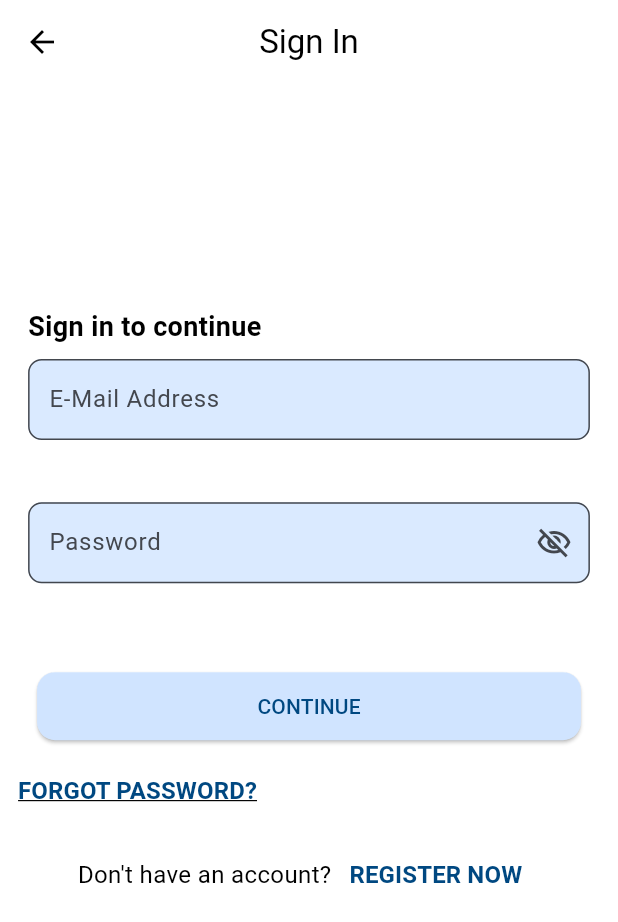
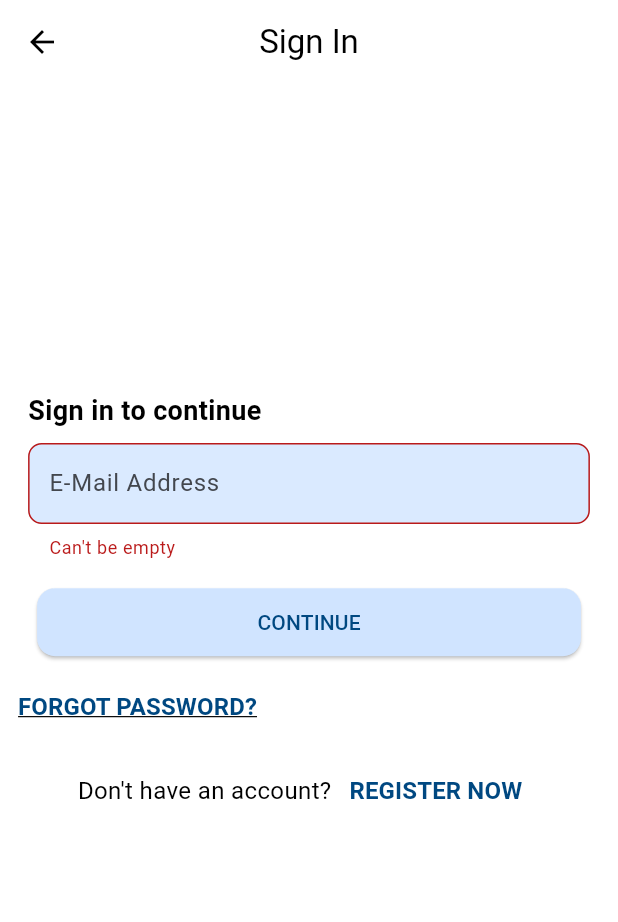
Before and after one commit to EYOGROUP/ETM, a Flutter app: the LoginPage screen opened directly, after a tap on "CONTINUE", on a phone screen of 412 x 824 dp. Shown: the top 922 px of the screen. Run offline on Flutter 3.47's test engine with Material 3 defaults, Android fonts, the phone set to English and light mode, and no system bars; our stand-ins replace calendar_date_picker2, cloud_firestore, connectivity_plus, curved_navigation_bar, dropdown_button2, firebase_auth and 11 more; missing offline and left inert: day_night_switcher; accounts and stored records are empty; generated files the repository leaves out were written again.

Commit message:
save work

```diff
--- a/lib/Navigation Pages/login_page.dart
+++ b/lib/Navigation Pages/login_page.dart
@@ -3,8 +3,10 @@ import 'package:flutter/material.dart';
 import 'package:gap/gap.dart';
 
 import 'package:flutter_gen/gen_l10n/app_localizations.dart';
+import 'package:provider/provider.dart';
 import 'package:time_management/Navigation%20Pages/register_page.dart';
 import 'package:time_management/constants.dart';
+import 'package:time_management/provider/user_provider.dart';
 
 class LoginPage extends StatefulWidget {
   const LoginPage({super.key});
@@ -18,6 +20,8 @@ class _LoginPageState extends State<LoginPage> {
   final TextEditingController _passwordController = TextEditingController();
   final _formKey = GlobalKey<FormState>();
   bool isObscurePassword = true;
+  bool isUserEmailAlreadyInFirebase = false;
+  bool? isWrongEmail;
   @override
   void dispose() {
     super.dispose();
@@ -25,9 +29,20 @@ class _LoginPageState extends State<LoginPage> {
     _passwordController.dispose();
   }
 
+  Future<void> checkUserEmail({required UserProvider userProvider}) async {
+    if (_formKey.currentState!.validate()) {
+      isUserEmailAlreadyInFirebase = await userProvider.isUserEmailInFirebase(
+          context: context, emailGet: _emailController.text);
+      if (!mounted) return;
+      isWrongEmail = !isUserEmailAlreadyInFirebase;
+      setState(() {});
+    }
+  }
+
   @override
   Widget build(BuildContext context) {
     final getLabels = AppLocalizations.of(context)!;
+    final userProvider = Provider.of<UserProvider>(context, listen: false);
     return Scaffold(
       appBar: AppBar(
         centerTitle: true,
@@ -45,6 +60,50 @@ class _LoginPageState extends State<LoginPage> {
                     mainAxisAlignment: MainAxisAlignment.center,
                     crossAxisAlignment: CrossAxisAlignment.start,
                     children: [
+                      if (isWrongEmail != null && isWrongEmail!)
+                        Center(
+                          child: Container(
+                            margin: EdgeInsets.only(bottom: 20.0),
+                            alignment: Alignment.center,
+                            width: MediaQuery.of(context).size.width * 0.96,
+                            padding: EdgeInsets.all(8.0),
+                            decoration: BoxDecoration(
+                                color: Theme.of(context)
+                                    .colorScheme
+                                    .error
+                                    .withOpacity(0.90),
+                                border: Border.all(
+                                    color: Theme.of(context)
+                                        .colorScheme
+                                        .errorContainer)),
+                            child: Column(
+                              crossAxisAlignment: CrossAxisAlignment.start,
+                              children: [
+                                Text(
+                                  getLabels.emailDoesNotExist,
+                                  style: TextStyle(
+                                      fontWeight: FontWeight.bold,
+                                      fontSize: 18.0,
+                                      color: Theme.of(context)
+                                          .colorScheme
+                                          .onError),
+                                ),
+                                Text(
+                                  getLabels.emailEntryCheck,
+                                  style: TextStyle(
+                                      fontSize: 16.0,
+                                      color: Theme.of(context)
+                                          .colorScheme
+                                          .onError),
+                                )
+                              ],
+                            ),
+                          ),
+                        ),
+                      Center(
+                        child: Column(
+                          crossAxisAlignment: CrossAxisAlignment.start,
+                          children: [
                             Center(
                               child: Column(
                                 crossAxisAlignment: CrossAxisAlignment.start,
@@ -52,9 +111,11 @@ class _LoginPageState extends State<LoginPage> {
                                   Text(
                                     getLabels.signInToContinue,
                                     style: TextStyle(
-                                  fontWeight: FontWeight.bold, fontSize: 18.0),
+                                        fontWeight: FontWeight.bold,
+                                        fontSize: 18.0),
                                   ),
-                            Gap(MediaQuery.of(context).size.height * 0.01),
+                                  Gap(MediaQuery.of(context).size.height *
+                                      0.01),
                                   TextFieldWithValidator(
                                     textType: TextInputType.emailAddress,
                                     controller: _emailController,
@@ -71,12 +132,15 @@ class _LoginPageState extends State<LoginPage> {
                                       }
                                     },
                                   ),
-                            Gap(MediaQuery.of(context).size.height * 0.02),
+                                  if (isUserEmailAlreadyInFirebase) ...{
+                                    Gap(MediaQuery.of(context).size.height *
+                                        0.02),
                                     TextFieldWithValidator(
                                       obscureText: isObscurePassword,
                                       suffixIcon: GestureDetector(
                                         onTap: () => setState(() =>
-                                    isObscurePassword = !isObscurePassword),
+                                            isObscurePassword =
+                                                !isObscurePassword),
                                         child: Icon(isObscurePassword
                                             ? Icons.visibility_off_outlined
                                             : Icons.visibility_outlined),
@@ -91,18 +155,28 @@ class _LoginPageState extends State<LoginPage> {
                                         return null;
                                       },
                                     ),
+                                  },
                                 ],
                               ),
                             ),
-                      Gap(MediaQuery.of(context).size.height * 0.04),
+                          ],
+                        ),
+                      ),
+                      Gap(MediaQuery.of(context).size.height * 0.02),
                       Center(
                         child: ElevatedButtonCreated(
-                          textWidget:
-                              Text(getLabels.continueLabel.toUpperCase()),
+                          textWidget: Text(!isUserEmailAlreadyInFirebase
+                              ? getLabels.continueLabel.toUpperCase()
+                              : getLabels.login.toUpperCase()),
                           onTap: () {
-                            FirebaseAuth.instance.signInWithEmailAndPassword(
-                                email: _emailController.text,
-                                password: _passwordController.text);
+                            if (!isUserEmailAlreadyInFirebase) {
+                              checkUserEmail(userProvider: userProvider);
+                            } else {
+                              userProvider.signInWithEmailAndPassword(
+                                  context: context,
+                                  emailGet: _emailController.text,
+                                  passwordGet: _passwordController.text);
+                            }
                           },
                         ),
                       ),
--- a/lib/Navigation Pages/pagination.dart
+++ b/lib/Navigation Pages/pagination.dart
@@ -45,6 +45,7 @@ class _PagesControllerState extends State<PagesController> {
       body: PageView(
         physics: NeverScrollableScrollPhysics(),
         controller: _pageController,
+
         // physics: const NeverScrollableScrollPhysics(),
         children: const [
           StartTimePage(),
@@ -56,7 +57,7 @@ class _PagesControllerState extends State<PagesController> {
         backgroundColor: Theme.of(context).colorScheme.primary,
         color: Theme.of(context).colorScheme.primaryContainer.withOpacity(0.78),
         items: items,
-        index: widget.indexPage ?? 0,
+        index: widget.indexPage ?? 2,
         onTap: (value) {
           _pageController.jumpToPage(value);
         },
--- a/lib/l10n/app_en.arb
+++ b/lib/l10n/app_en.arb
@@ -211,7 +211,11 @@
     "noInternetConnection":"No active internet connection.",
     "internetConnectionActive":"Internet connection active!",
     "switchToLocalCategories":"Switch to categories stored on your device.",
-    "switchToCloudCategories":"Switch to categories synced with the cloud."
+    "switchToCloudCategories":"Switch to categories synced with the cloud.",
+    "login":"Login",
+    "emailDoesNotExist":"That email address doesn't exist.",
+    "emailEntryCheck": "The email address you've entered doesn't appear to exist. Please check your entry and try again."
+
 
 
 }
--- a/lib/l10n/app_fr.arb
+++ b/lib/l10n/app_fr.arb
@@ -211,7 +211,10 @@
     "noInternetConnection":"Pas de connexion Internet active.",
     "internetConnectionActive":"Connexion Internet active !",
     "switchToLocalCategories":"Passez aux catégories enregistrées sur votre appareil",
-    "switchToCloudCategories":"Passez aux catégories synchronisées avec le cloud."
+    "switchToCloudCategories":"Passez aux catégories synchronisées avec le cloud.",
+    "login":"Connexion",
+    "emailDoesNotExist":"Cette adresse e-mail n'existe pas.",
+    "emailEntryCheck": "L'adresse e-mail que vous avez saisie ne semble pas exister. Veuillez vérifier votre saisie et réessayer."
 
 
 
--- a/lib/provider/tm_provider.dart
+++ b/lib/provider/tm_provider.dart
@@ -39,7 +39,7 @@ class TimeManagementPovider with ChangeNotifier {
     notifyListeners();
   }
 
-  void monitorInternet(BuildContext context) {
+  Future<void> monitorInternet(BuildContext context) async {
     Connectivity().onConnectivityChanged.listen(
       (List<ConnectivityResult> connectivity) async {
         bool hasInternet = await hasActiveInternet();
```
Also changed, not shown: lib/Navigation Pages/home.dart (+12 -7 lines), lib/Navigation Pages/profile/profile.dart (+6 -2 lines), lib/l10n/app_de.arb (+6 -1 lines), lib/provider/user_provider.dart (+47 -0 lines), 1 other file. Lines whose indentation alone changed are shown as unchanged.
